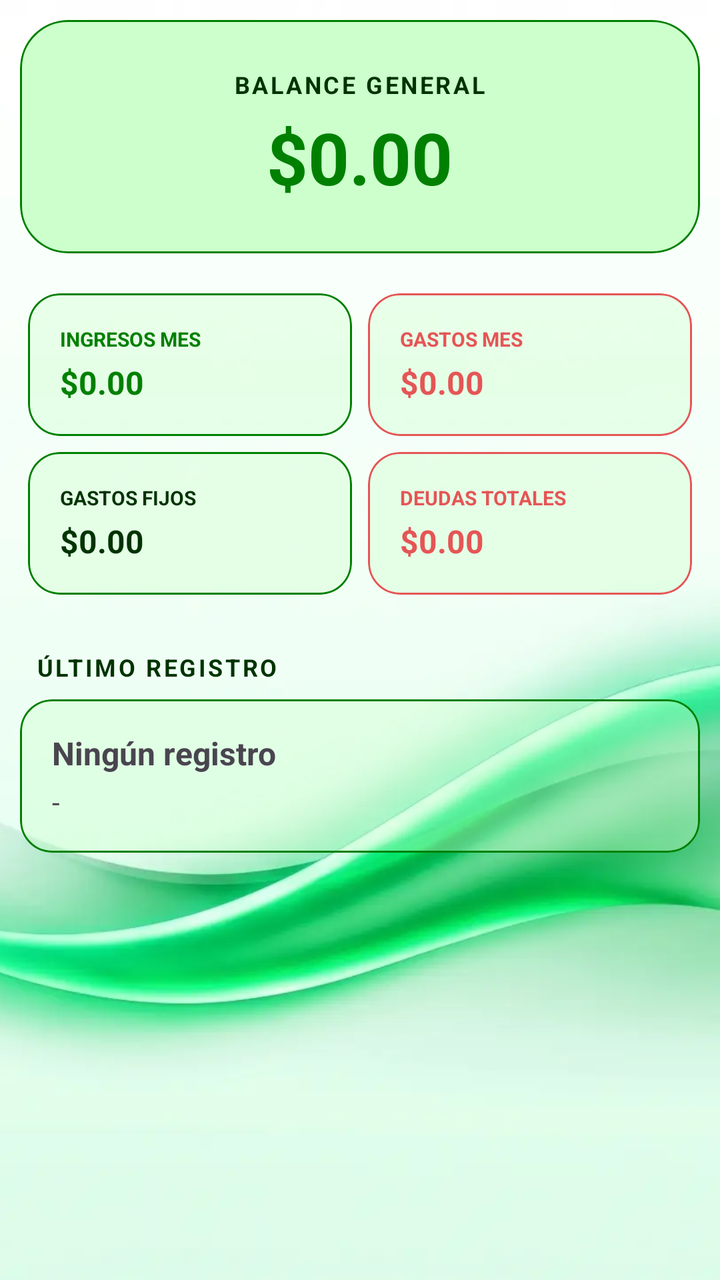
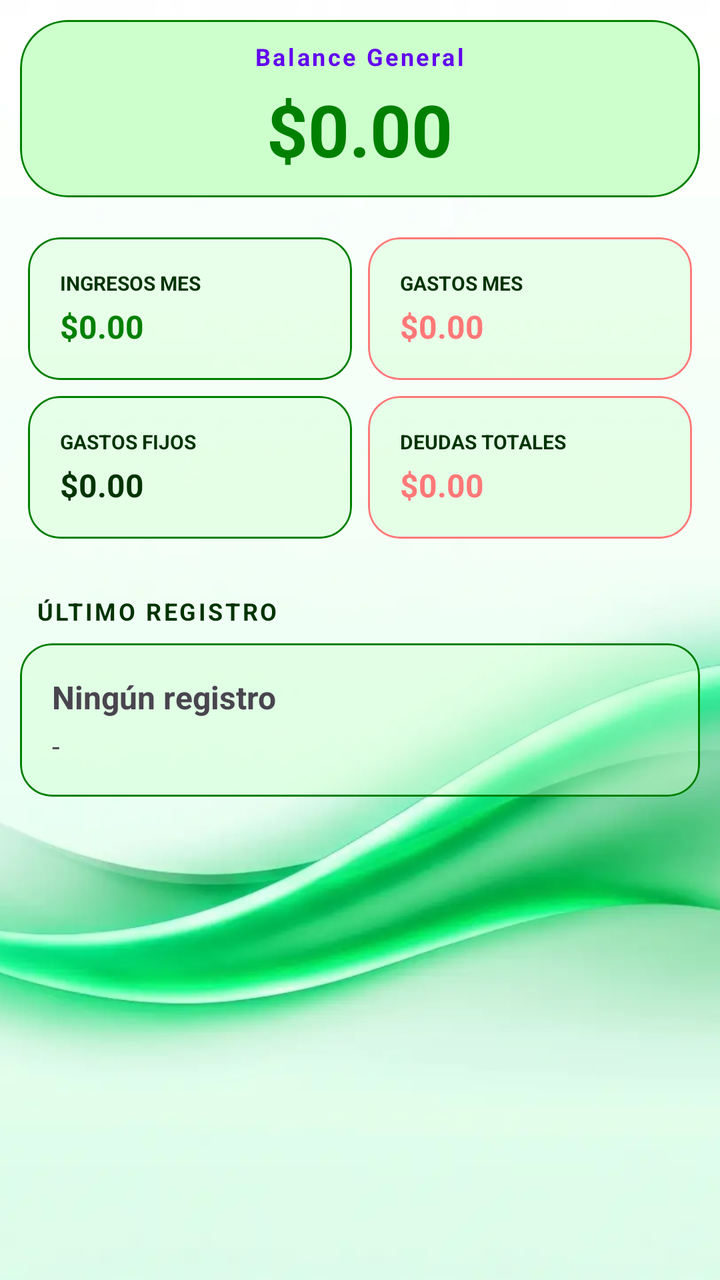

The first picture is an Android layout as it rendered before a commit; the second is the same layout after the commit. The layout source and the unified diff follow.
<!-- AndroidManifest.xml: application theme Theme.MyLittleFinanControl -->
<!-- res/layout/fragment_inicio.xml -->
<?xml version="1.0" encoding="utf-8"?>
<RelativeLayout xmlns:android="http://schemas.android.com/apk/res/android"
    xmlns:app="http://schemas.android.com/apk/res-auto"
    xmlns:tools="http://schemas.android.com/tools"
    android:layout_width="match_parent"
    android:layout_height="match_parent"
    tools:context=".Fragmentos.FragmentGastosFijos">

    <ImageView
        android:id="@+id/imagenFondo"
        android:layout_width="match_parent"
        android:layout_height="match_parent"
        android:src="@drawable/background_1_ligth"
        android:scaleType="centerCrop" />

    <ScrollView xmlns:android="http://schemas.android.com/apk/res/android"
        xmlns:app="http://schemas.android.com/apk/res-auto"
        xmlns:tools="http://schemas.android.com/tools"
        android:layout_width="match_parent"
        android:layout_height="match_parent"
        tools:context=".Fragmentos.FragmentInicio">

        <LinearLayout
            android:layout_width="match_parent"
            android:layout_height="wrap_content"
            android:orientation="vertical"
            android:padding="10dp">

            
            <com.google.android.material.card.MaterialCardView
                android:id="@+id/card_balance_general"
                android:layout_width="match_parent"
                android:layout_height="wrap_content"
                android:layout_marginBottom="16dp"
                android:clickable="true"
                android:focusable="true"
                android:foreground="@color/white_ligth"
                app:cardBackgroundColor="@color/white"
                app:cardCornerRadius="24dp"
                app:cardElevation="0dp"
                app:strokeColor="@color/primary"
                app:strokeWidth="1dp">

                <LinearLayout
                    android:layout_width="match_parent"
                    android:layout_height="wrap_content"
                    android:gravity="center"
                    android:orientation="vertical"
                    android:padding="24dp">

                    <TextView
                        android:layout_width="wrap_content"
                        android:layout_height="wrap_content"
                        android:letterSpacing="0.1"
                        android:text="BALANCE GENERAL"
                        android:textColor="@color/black"
                        android:textSize="12sp"
                        android:textStyle="bold" />

                    <TextView
                        android:id="@+id/tv_balance_general"
                        android:layout_width="wrap_content"
                        android:layout_height="wrap_content"
                        android:layout_marginTop="4dp"
                        android:text="$0.00"
                        android:textColor="@color/primary"
                        android:textSize="36sp"
                        android:textStyle="bold" />
                </LinearLayout>
            </com.google.android.material.card.MaterialCardView>

            <GridLayout
                android:layout_width="match_parent"
                android:layout_height="wrap_content"
                android:alignmentMode="alignMargins"
                android:columnCount="2"
                android:columnOrderPreserved="false">

                
                <com.google.android.material.card.MaterialCardView
                    android:id="@+id/card_ingresos"
                    android:layout_width="0dp"
                    android:layout_height="wrap_content"
                    android:layout_columnWeight="1"
                    android:clickable="true"
                    android:focusable="true"
                    android:foreground="?attr/selectableItemBackground"
                    android:layout_margin="4dp"
                    app:cardBackgroundColor="@color/primary_glass"
                    app:strokeColor="@color/primary"
                    app:cardCornerRadius="16dp"
                    app:cardElevation="0dp">

                    <LinearLayout
                        android:layout_width="match_parent"
                        android:layout_height="wrap_content"
                        android:orientation="vertical"
                        android:padding="16dp">

                        <TextView
                            android:layout_width="wrap_content"
                            android:layout_height="wrap_content"
                            android:text="INGRESOS MES"
                            android:textColor="@color/primary"
                            android:textSize="10sp"
                            android:textStyle="bold" />

                        <TextView
                            android:id="@+id/tv_ingresos_mes"
                            android:layout_width="wrap_content"
                            android:layout_height="wrap_content"
                            android:layout_marginTop="4dp"
                            android:text="$0.00"
                            android:textColor="@color/primary"
                            android:textSize="16sp"
                            android:textStyle="bold" />
                    </LinearLayout>
                </com.google.android.material.card.MaterialCardView>

                
                <com.google.android.material.card.MaterialCardView
                    android:id="@+id/card_gastos"
                    android:layout_width="0dp"
                    android:layout_height="wrap_content"
                    android:layout_columnWeight="1"
                    android:clickable="true"
                    app:strokeColor="@color/accent_alerta"
                    android:focusable="true"
                    android:layout_margin="4dp"
                    android:foreground="?attr/selectableItemBackground"
                    app:cardBackgroundColor="@color/primary_glass"
                    app:cardCornerRadius="16dp"
                    app:cardElevation="0dp">

                    <LinearLayout
                        android:layout_width="match_parent"
                        android:layout_height="wrap_content"
                        android:orientation="vertical"
                        android:padding="16dp">

                        <TextView
                            android:layout_width="wrap_content"
                            android:layout_height="wrap_content"
                            android:text="GASTOS MES"
                            android:textColor="@color/accent_alerta"
                            android:textSize="10sp"
                            android:textStyle="bold" />

                        <TextView
                            android:id="@+id/tv_gastos_mes"
                            android:layout_width="wrap_content"
                            android:layout_height="wrap_content"
                            android:layout_marginTop="4dp"
                            android:text="$0.00"
                            android:textSize="16sp"
                            android:textColor="@color/accent_alerta"
                            android:textStyle="bold" />
                    </LinearLayout>
                </com.google.android.material.card.MaterialCardView>

                
                <com.google.android.material.card.MaterialCardView
                    android:id="@+id/card_gastos_fijos"
                    android:layout_width="0dp"
                    android:layout_height="wrap_content"
                    android:layout_columnWeight="1"
                    android:layout_margin="4dp"
                    android:clickable="true"
                    app:strokeColor="@color/primary"
                    android:focusable="true"
                    android:foreground="?attr/selectableItemBackground"
                    app:cardBackgroundColor="@color/primary_glass"
                    app:cardCornerRadius="16dp"
                    app:cardElevation="0dp">

                    <LinearLayout
                        android:layout_width="match_parent"
                        android:layout_height="wrap_content"
                        android:orientation="vertical"
                        android:padding="16dp">

                        <TextView
                            android:layout_width="wrap_content"
                            android:layout_height="wrap_content"
                            android:text="GASTOS FIJOS"
                            android:textColor="@color/black"
                            android:textSize="10sp"
                            android:textStyle="bold" />

                        <TextView
                            android:id="@+id/tv_total_gastos_fijos"
                            android:layout_width="wrap_content"
                            android:layout_height="wrap_content"
                            android:layout_marginTop="4dp"
                            android:textColor="@color/black"
                            android:text="$0.00"
                            android:textSize="16sp"
                            android:textStyle="bold" />
                    </LinearLayout>
                </com.google.android.material.card.MaterialCardView>

                
                <com.google.android.material.card.MaterialCardView
                    android:id="@+id/card_deudas"
                    android:layout_width="0dp"
                    android:layout_height="wrap_content"
                    android:layout_columnWeight="1"
                    android:layout_margin="4dp"
                    app:strokeColor="@color/accent_alerta"
                    android:clickable="true"
                    android:focusable="true"
                    android:foreground="?attr/selectableItemBackground"
                    app:cardBackgroundColor="@color/primary_glass"
                    app:cardCornerRadius="16dp"
                    app:cardElevation="0dp">

                    <LinearLayout
                        android:layout_width="match_parent"
                        android:layout_height="wrap_content"
                        android:orientation="vertical"
                        android:padding="16dp">

                        <TextView
                            android:layout_width="wrap_content"
                            android:layout_height="wrap_content"
                            android:text="DEUDAS TOTALES"
                            android:textColor="@color/accent_alerta"
                            android:textSize="10sp"
                            android:textStyle="bold" />

                        <TextView
                            android:id="@+id/tv_total_deudas"
                            android:layout_width="wrap_content"
                            android:layout_height="wrap_content"
                            android:layout_marginTop="4dp"
                            android:text="$0.00"
                            android:textSize="16sp"
                            android:textColor="@color/accent_alerta"
                            android:textStyle="bold" />
                    </LinearLayout>
                </com.google.android.material.card.MaterialCardView>

            </GridLayout>

            
            <TextView
                android:layout_width="wrap_content"
                android:layout_height="wrap_content"
                android:layout_marginStart="8dp"
                android:layout_marginTop="24dp"
                android:letterSpacing="0.1"
                android:text="ÚLTIMO REGISTRO"
                android:textColor="@color/black"
                android:textSize="12sp"
                android:textStyle="bold" />

            <com.google.android.material.card.MaterialCardView
                android:layout_width="match_parent"
                android:layout_height="wrap_content"
                android:layout_marginTop="8dp"
                app:cardBackgroundColor="@color/primary_glass"
                app:strokeColor="@color/primary"
                app:cardCornerRadius="16dp"
                app:cardElevation="0dp">

                <LinearLayout
                    android:layout_width="match_parent"
                    android:layout_height="wrap_content"
                    android:orientation="vertical"
                    android:padding="16dp">

                    <TextView
                        android:id="@+id/tv_ultimo_reg_desc"
                        android:layout_width="match_parent"
                        android:layout_height="wrap_content"
                        android:text="Ningún registro"
                        android:textSize="16sp"
                        android:textStyle="bold" />

                    <TextView
                        android:id="@+id/tv_ultimo_reg_fecha"
                        android:layout_width="match_parent"
                        android:layout_height="wrap_content"
                        android:layout_marginTop="4dp"
                        android:text="-"
                        android:textColor="?attr/colorOnSurfaceVariant"
                        android:textSize="14sp" />
                </LinearLayout>
            </com.google.android.material.card.MaterialCardView>

        </LinearLayout>
    </ScrollView>
</RelativeLayout>
<!-- resources referenced by this layout -->
<resources>
  <color name="accent_alerta">#E55555</color>
  <color name="black">#003300</color>
  <color name="primary">#008000</color>
  <color name="primary_glass">#66CCFFCC</color>
  <color name="white">#CCFFCC</color>
  <color name="white_ligth">#F6FFF6</color>
  <!-- drawable background_1_ligth: webp bitmap (drawable, 18726 bytes) -->
  <style name="Theme.MyLittleFinanControl" parent="Base.Theme.MyLittleFinanControl" />
  <style name="Base.Theme.MyLittleFinanControl" parent="Theme.Material3.DayNight.NoActionBar">
          
          <item name="colorPrimary">@color/primary</item>
          <item name="colorOnPrimary">@color/white</item>
          <item name="colorSecondary">@color/secondary</item>
          <item name="colorOnSecondary">@color/white</item>
          
          
          <item name="android:windowBackground">@color/background_light</item>
          <item name="colorSurface">@color/background_light</item>
          
          
          <item name="colorError">@color/accent_alerta</item>
          
          
          <item name="android:statusBarColor">@color/background_light</item>
          <item name="android:windowLightStatusBar">true</item>
      </style>
  <color name="secondary">#33FF00</color>
  <color name="background_light">#CCFFCC</color>
</resources>

<!-- the commit's change to res/layout/fragment_inicio.xml (unified diff, before → after) -->
@@ -10,7 +10,7 @@
         android:id="@+id/imagenFondo"
         android:layout_width="match_parent"
         android:layout_height="match_parent"
-        android:src="@drawable/background_1_ligth"
+        android:src="@drawable/background_1"
         android:scaleType="centerCrop" />
 
     <ScrollView xmlns:android="http://schemas.android.com/apk/res/android"
@@ -34,7 +34,6 @@
                 android:layout_marginBottom="16dp"
                 android:clickable="true"
                 android:focusable="true"
-                android:foreground="@color/white_ligth"
                 app:cardBackgroundColor="@color/white"
                 app:cardCornerRadius="24dp"
                 app:cardElevation="0dp"
@@ -46,14 +45,14 @@
                     android:layout_height="wrap_content"
                     android:gravity="center"
                     android:orientation="vertical"
-                    android:padding="24dp">
+                    android:padding="10dp">
 
                     <TextView
                         android:layout_width="wrap_content"
                         android:layout_height="wrap_content"
                         android:letterSpacing="0.1"
-                        android:text="BALANCE GENERAL"
-                        android:textColor="@color/black"
+                        android:text="Balance General"
+                        android:textColor="@color/design_default_color_primary"
                         android:textSize="12sp"
                         android:textStyle="bold" />
 
@@ -101,17 +100,17 @@
                             android:layout_width="wrap_content"
                             android:layout_height="wrap_content"
                             android:text="INGRESOS MES"
+                            android:textColor="@color/black"
+                            android:textSize="10sp"
+                            android:textStyle="bold" />
+
+                        <TextView
+                            android:id="@+id/tv_ingresos_mes"
+                            android:layout_width="wrap_content"
+                            android:layout_height="wrap_content"
+                            android:layout_marginTop="4dp"
+                            android:text="$0.00"
                             android:textColor="@color/primary"
-                            android:textSize="10sp"
-                            android:textStyle="bold" />
-
-                        <TextView
-                            android:id="@+id/tv_ingresos_mes"
-                            android:layout_width="wrap_content"
-                            android:layout_height="wrap_content"
-                            android:layout_marginTop="4dp"
-                            android:text="$0.00"
-                            android:textColor="@color/primary"
                             android:textSize="16sp"
                             android:textStyle="bold" />
                     </LinearLayout>
@@ -142,18 +141,18 @@
                             android:layout_width="wrap_content"
                             android:layout_height="wrap_content"
                             android:text="GASTOS MES"
+                            android:textColor="@color/black"
+                            android:textSize="10sp"
+                            android:textStyle="bold" />
+
+                        <TextView
+                            android:id="@+id/tv_gastos_mes"
+                            android:layout_width="wrap_content"
+                            android:layout_height="wrap_content"
+                            android:layout_marginTop="4dp"
+                            android:text="$0.00"
+                            android:textSize="16sp"
                             android:textColor="@color/accent_alerta"
-                            android:textSize="10sp"
-                            android:textStyle="bold" />
-
-                        <TextView
-                            android:id="@+id/tv_gastos_mes"
-                            android:layout_width="wrap_content"
-                            android:layout_height="wrap_content"
-                            android:layout_marginTop="4dp"
-                            android:text="$0.00"
-                            android:textSize="16sp"
-                            android:textColor="@color/accent_alerta"
                             android:textStyle="bold" />
                     </LinearLayout>
                 </com.google.android.material.card.MaterialCardView>
@@ -224,7 +223,7 @@
                             android:layout_width="wrap_content"
                             android:layout_height="wrap_content"
                             android:text="DEUDAS TOTALES"
-                            android:textColor="@color/accent_alerta"
+                            android:textColor="@color/black"
                             android:textSize="10sp"
                             android:textStyle="bold" />
 
<!-- resource entries referenced after the edit -->
@@ -1,12 +1,11 @@
 <!-- resources referenced by this layout -->
 <resources>
-  <color name="accent_alerta">#E55555</color>
+  <color name="accent_alerta">#FF7878</color>
   <color name="black">#003300</color>
   <color name="primary">#008000</color>
   <color name="primary_glass">#66CCFFCC</color>
   <color name="white">#CCFFCC</color>
-  <color name="white_ligth">#F6FFF6</color>
-  <!-- drawable background_1_ligth: webp bitmap (drawable, 18726 bytes) -->
+  <!-- drawable background_1: webp bitmap (drawable, 18726 bytes) -->
   <style name="Theme.MyLittleFinanControl" parent="Base.Theme.MyLittleFinanControl" />
   <style name="Base.Theme.MyLittleFinanControl" parent="Theme.Material3.DayNight.NoActionBar">
           
